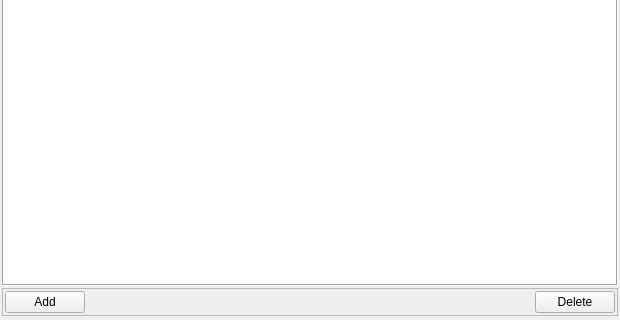
Before: the Qt Designer form pymdwizard/gui/ui_files/edom_list.ui in DOI-USGS/fort-pymdwizard, drawn with Qt 5; both pictures show x 0 to 620 and y 420 to 740 of the 620 by 740 pixel window.
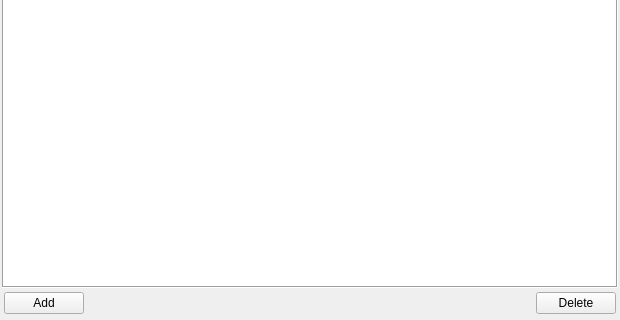
After: the same form once the commit is applied.

```diff
--- a/pymdwizard/gui/ui_files/edom_list.ui
+++ b/pymdwizard/gui/ui_files/edom_list.ui
@@ -10,6 +10,12 @@
     <height>740</height>
    </rect>
   </property>
+  <property name="sizePolicy">
+   <sizepolicy hsizetype="Preferred" vsizetype="Expanding">
+    <horstretch>0</horstretch>
+    <verstretch>0</verstretch>
+   </sizepolicy>
+  </property>
   <property name="windowTitle">
    <string>Form</string>
   </property>
@@ -74,19 +80,13 @@
     </widget>
    </item>
    <item>
-    <widget class="QFrame" name="frame">
+    <widget class="QWidget" name="widget" native="true">
      <property name="sizePolicy">
       <sizepolicy hsizetype="Ignored" vsizetype="Preferred">
        <horstretch>0</horstretch>
        <verstretch>0</verstretch>
       </sizepolicy>
      </property>
-     <property name="frameShape">
-      <enum>QFrame::StyledPanel</enum>
-     </property>
-     <property name="frameShadow">
-      <enum>QFrame::Raised</enum>
-     </property>
      <layout class="QHBoxLayout" name="horizontalLayout">
       <property name="leftMargin">
        <number>2</number>
```
